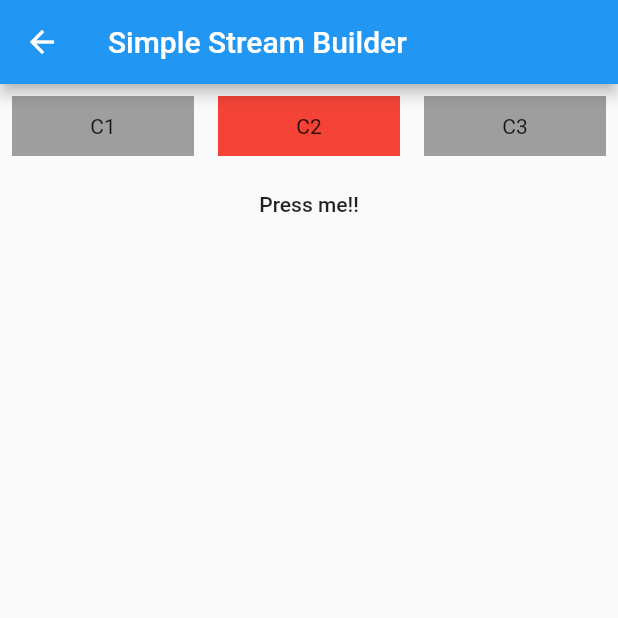
After one commit to augustosalazar/F_202010_ClassProvider_and_stream, a Flutter app: the SimpleStreamProvider screen opened directly, after a tap on "Press me!!", on a phone screen of 412 x 824 dp, the top half of it. The commit adds this screen. Run offline on Flutter 3.47's test engine with Material 2 defaults, Android fonts, the phone set to English and light mode, and no system bars.

Commit message:
add stream builder

```diff
--- a/lib/main.dart
+++ b/lib/main.dart
@@ -1,6 +1,6 @@
 import 'package:flutter/material.dart';
-
-import 'pages/change_notifierr_provider.dart';
+import 'pages/simple_change_notifierr_provider.dart';
+import 'pages/simple_stream_builder/simple_stream_builder.dart';
 
 void main() => runApp(MyApp());
 
@@ -31,8 +31,10 @@ class HomePage extends StatelessWidget {
           Column(
             crossAxisAlignment: CrossAxisAlignment.stretch,
             children: <Widget>[
-              _row(context, "Change nofifier",
+              _row(context, "Simple Change notifier provider",
                   ChangeNotifierrProvider()),
+              _row(context, "Simple Stream builder",
+                  SimpleStreamProvider()),
             ],
           ),
         ]));
--- /dev/null
+++ b/lib/pages/simple_stream_builder/simple_stream_builder.dart
@@ -0,0 +1,84 @@
+import 'package:flutter/material.dart';
+
+import 'single_model.dart';
+import 'stream_state_handler.dart';
+
+class SimpleStreamProvider extends StatefulWidget {
+  @override
+  _SimpleStreamProviderState createState() => _SimpleStreamProviderState();
+}
+
+class _SimpleStreamProviderState extends State<SimpleStreamProvider> {
+  final StreamStateHandler myStreamProvider = StreamStateHandler();
+
+  @override
+  Widget build(BuildContext context) {
+    return Scaffold(
+      appBar: AppBar(
+        title: Text("Simple Stream Builder"),
+      ),
+      body: _getBuilder(),
+    );
+  }
+
+  Widget _getBuilder() {
+    return StreamBuilder(
+      stream: myStreamProvider.myModels,
+      initialData: new SingleModel(value: 0),
+      builder: (BuildContext context, AsyncSnapshot<SingleModel> snapshot) {
+        SingleModel currentValue = snapshot.data;
+        return _buildUi(currentValue);
+      },
+    );
+  }
+
+  Widget _buildUi(SingleModel currentValue) {
+    print(currentValue.value);
+    return Column(
+        crossAxisAlignment: CrossAxisAlignment.stretch,
+        children: <Widget>[
+          Row(
+            mainAxisSize: MainAxisSize.max,
+            children: <Widget>[
+              Expanded(
+                child: Container(
+                  margin: const EdgeInsets.fromLTRB(8, 8, 8, 8),
+                  height: 40.0,
+
+                  color: currentValue.value == 0 ? Colors.blue : Colors.grey,
+                  child: Center(child: Text("C1")),
+                ),
+              ),
+              Expanded(
+                child: Container(
+                  margin: const EdgeInsets.fromLTRB(8, 8, 8, 8),
+                  height: 40.0,
+                  color: currentValue.value == 1 ? Colors.red : Colors.grey,
+                  child: Center(child: Text("C2")),
+                ),
+              ),
+              Expanded(
+                child: Container(
+                  margin: const EdgeInsets.fromLTRB(8, 8, 8, 8),
+                  height: 40.0,
+                  color: currentValue.value == 2 ? Colors.yellow : Colors.grey,
+                  child: Center(child: Text("C3")),
+                ),
+              ),
+            ],
+          ),
+          FlatButton(
+              onPressed: () => changeData(currentValue),
+              child: Text("Press me!!"))
+        ]);
+  }
+
+  void changeData(SingleModel currentValue) {
+    int newValue = currentValue.value + 1;
+    if (newValue == 3) {
+      newValue = 0;
+    }
+    currentValue.value = newValue;
+    myStreamProvider.changeValue(currentValue);
+  }
+}
--- /dev/null
+++ b/lib/pages/simple_stream_builder/single_model.dart
@@ -0,0 +1,4 @@
+class SingleModel {
+  int value;
+  SingleModel({this.value});
+}
--- /dev/null
+++ b/lib/pages/simple_stream_builder/stream_state_handler.dart
@@ -0,0 +1,25 @@
+import 'dart:async';
+
+import 'single_model.dart';
+
+class StreamStateHandler {
+  SingleModel data = new SingleModel(value: 0);
+  final _myModelController = StreamController<SingleModel>.broadcast();
+
+  get myModels => _myModelController.stream;
+
+  StreamStateHandler() {
+    getMyModels();
+  }
+
+  getMyModels({String query}) async {
+    _myModelController.add(data);
+  }
+
+  changeValue(SingleModel newValue)  {
+    data = newValue;
+    getMyModels();
+  }
+
+
+}
```
Also changed, not shown: lib/pages/simple_change_notifierr_provider.dart (renamed from lib/pages/change_notifierr_provider.dart).
